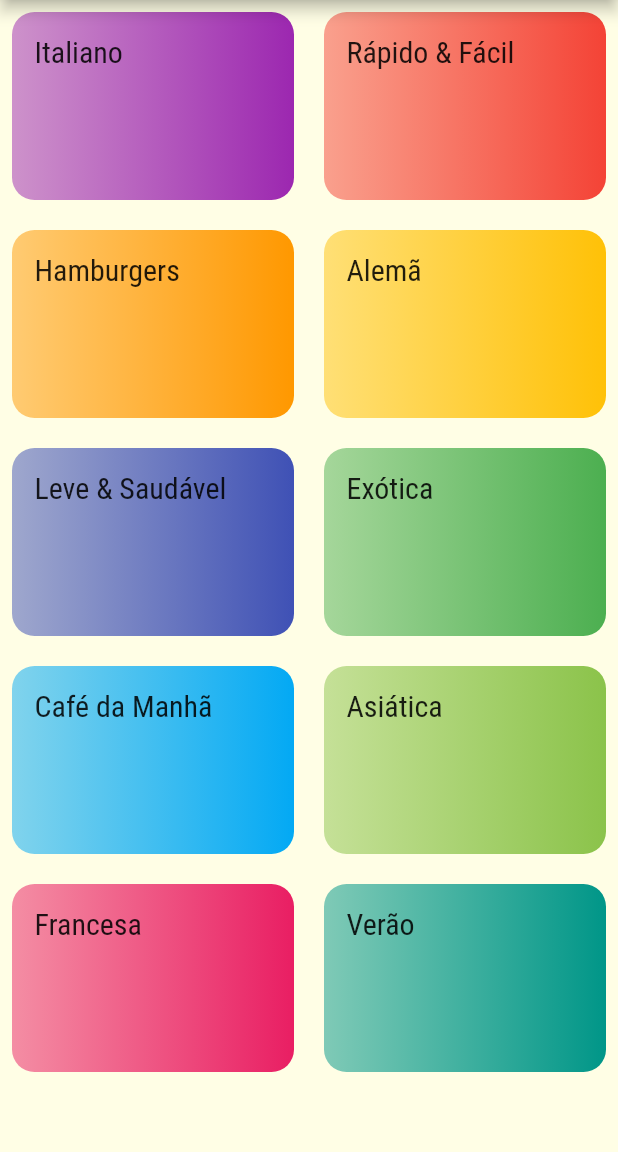
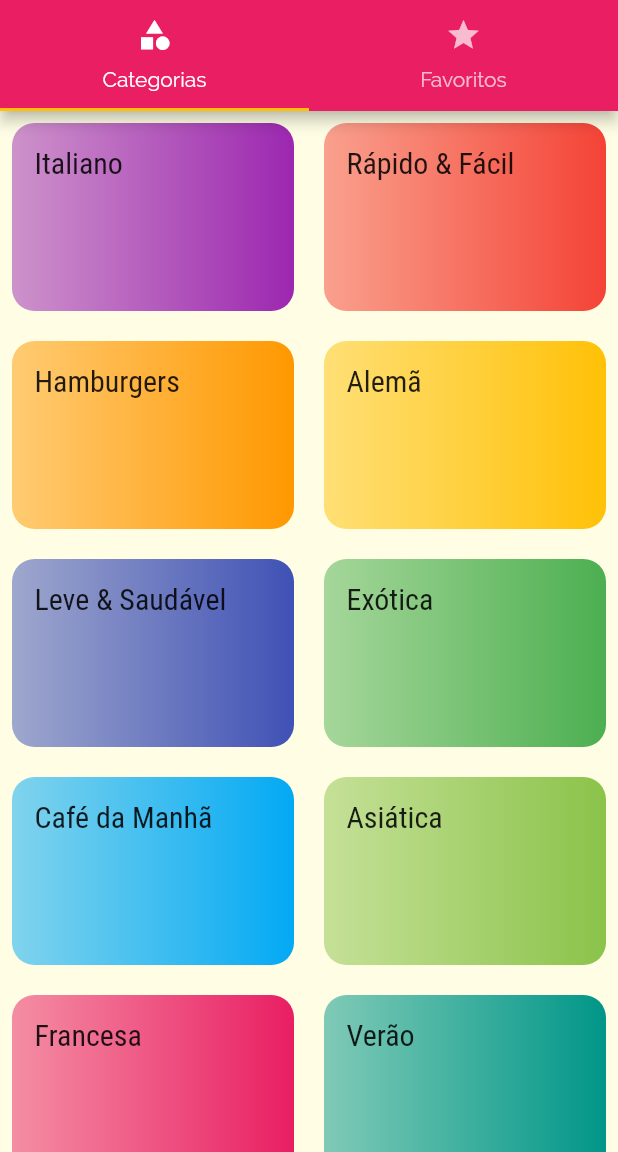
Before and after one commit to PBayma/meals, a Flutter app: the screen it shows after launch, on a phone screen of 412 x 824 dp, the part 84-1236 px from its top. Run offline on Flutter 3.47's test engine with Material 2 defaults, Android fonts, the phone set to English and light mode, and no system bars.

Commit message:
Creating tabs_screen, and TabBar menu

```diff
--- a/lib/main.dart
+++ b/lib/main.dart
@@ -3,6 +3,7 @@ import 'package:flutter/material.dart';
 import 'package:meals/screens/categories_meals_screen.dart';
 import 'package:meals/screens/categories_screen.dart';
 import 'package:meals/screens/meal_detail_screen.dart';
+import 'screens/tabs_screen.dart';
 
 import 'utils/app_routes.dart';
 
@@ -29,7 +30,7 @@ class MyApp extends StatelessWidget {
             ),
       ),
       routes: {
-        AppRoutes.HOME: (ctx) => CategoriesScreen(),
+        AppRoutes.HOME: (ctx) => TabsScreen(),
         AppRoutes.CATEGORIES_MEALS: (ctx) => CategoriesMealsScreen(),
         AppRoutes.MEAL_DETAIL: (ctx) => MealDetailScreen(),
       },
--- a/lib/screens/categories_screen.dart
+++ b/lib/screens/categories_screen.dart
@@ -6,11 +6,7 @@ import '../data/dummy_data.dart';
 class CategoriesScreen extends StatelessWidget {
   @override
   Widget build(BuildContext context) {
-    return Scaffold(
-      appBar: AppBar(
-        title: Text('Vamos cozinhar?'),
-      ),
-      body: GridView(
+    return GridView(
       padding: const EdgeInsets.all(8),
       gridDelegate: SliverGridDelegateWithMaxCrossAxisExtent(
         maxCrossAxisExtent: 200,
@@ -21,7 +17,6 @@ class CategoriesScreen extends StatelessWidget {
       children: DUMMY_CATEGORIES.map((category) {
         return CategoryItem(category);
       }).toList(),
-      ),
     );
   }
 }
--- /dev/null
+++ b/lib/screens/favorite_screen.dart
@@ -0,0 +1,10 @@
+import 'package:flutter/material.dart';
+
+class FavoriteScreen extends StatelessWidget {
+  @override
+  Widget build(BuildContext context) {
+    return Center(
+      child: Text('Minhas refeições favoritas'),
+    );
+  }
+}
--- /dev/null
+++ b/lib/screens/tabs_screen.dart
@@ -0,0 +1,36 @@
+import 'package:flutter/material.dart';
+
+import 'categories_screen.dart';
+import 'favorite_screen.dart';
+
+class TabsScreen extends StatelessWidget {
+  @override
+  Widget build(BuildContext context) {
+    return DefaultTabController(
+      length: 2,
+      child: Scaffold(
+        appBar: AppBar(
+          title: Text('Vamos cozinhar?'),
+          bottom: TabBar(
+            tabs: [
+              Tab(
+                icon: Icon(Icons.category),
+                text: 'Categorias',
+              ),
+              Tab(
+                icon: Icon(Icons.star),
+                text: 'Favoritos',
+              ),
+            ],
+          ),
+        ),
+        body: TabBarView(
+          children: [
+            CategoriesScreen(),
+            FavoriteScreen(),
+          ],
+        ),
+      ),
+    );
+  }
+}
```
Lines whose indentation alone changed are shown as unchanged.
